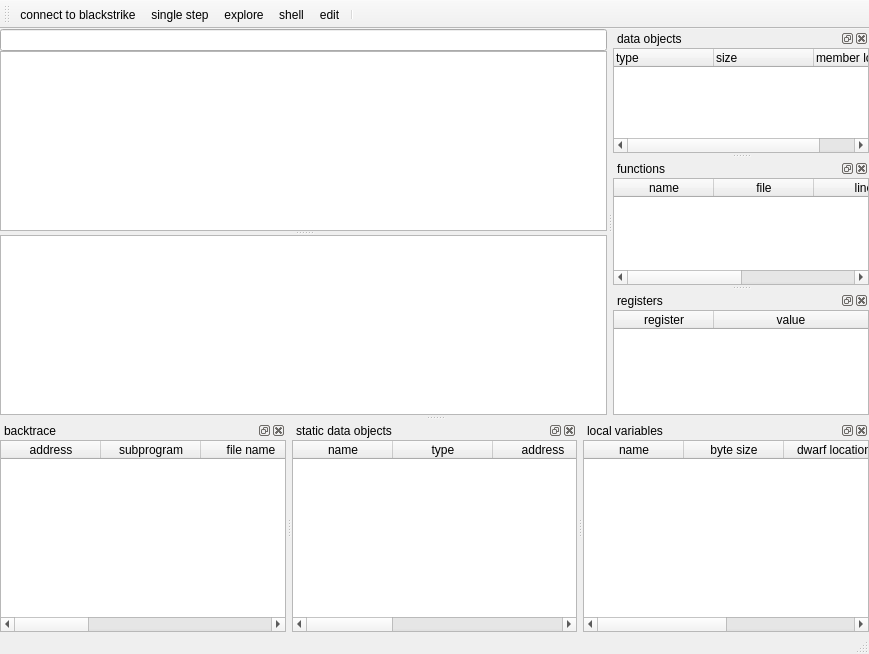
First picture: the form in mainwindow.ui, repository stoyan-shopov/troll, before the edit.
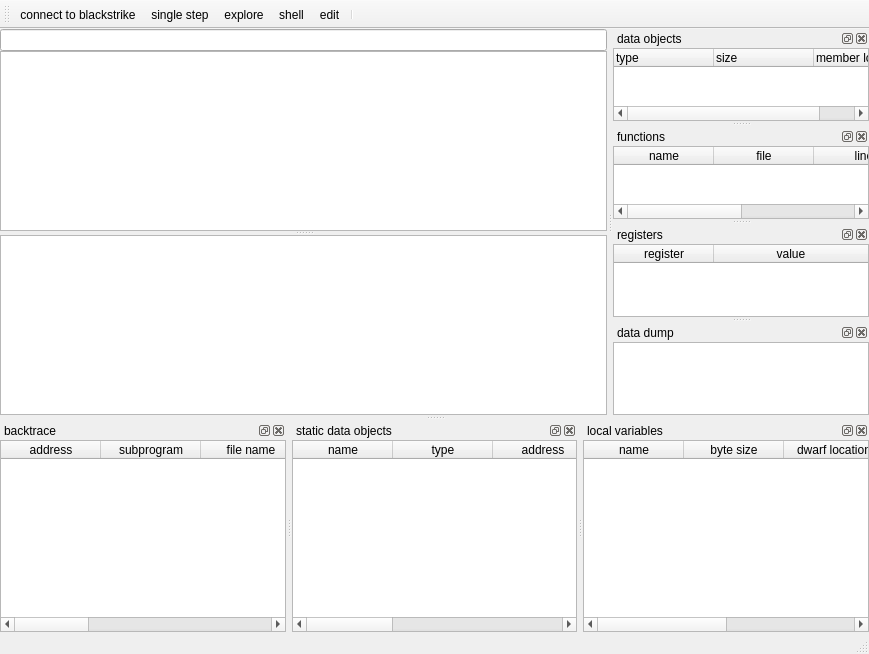
Second picture: the form after the edit.

Commit message: added a primitive target data dump display

```diff
--- a/mainwindow.ui
+++ b/mainwindow.ui
@@ -449,6 +449,40 @@
     </layout>
    </widget>
   </widget>
+  <widget class="QDockWidget" name="dockWidget_2">
+   <property name="windowTitle">
+    <string>data dump</string>
+   </property>
+   <attribute name="dockWidgetArea">
+    <number>2</number>
+   </attribute>
+   <widget class="QWidget" name="dockWidgetContents_7">
+    <layout class="QVBoxLayout" name="verticalLayout_8">
+     <property name="spacing">
+      <number>0</number>
+     </property>
+     <property name="leftMargin">
+      <number>0</number>
+     </property>
+     <property name="topMargin">
+      <number>0</number>
+     </property>
+     <property name="rightMargin">
+      <number>0</number>
+     </property>
+     <property name="bottomMargin">
+      <number>0</number>
+     </property>
+     <item>
+      <widget class="QPlainTextEdit" name="plainTextEditDataDump">
+       <property name="styleSheet">
+        <string notr="true">font: 12pt &quot;Fixedsys&quot;;</string>
+       </property>
+      </widget>
+     </item>
+    </layout>
+   </widget>
+  </widget>
   <action name="actionBlackstrikeConnect">
    <property name="text">
     <string>connect to blackstrike</string>
```
Left out of the diff: 2 changed lines with no effect on the pictures. The commit also changes 3 other files.
